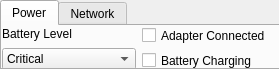
Before: the Qt Designer form src/citra_qt/control_panel.ui in grimtnt/citra, drawn with Qt 5.
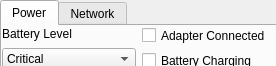
After: the same form once the commit is applied.

Commit message: citra_qt: make control panel a modeless dialog

```diff
--- a/src/citra_qt/control_panel.ui
+++ b/src/citra_qt/control_panel.ui
@@ -6,8 +6,8 @@
    <rect>
     <x>0</x>
     <y>0</y>
-    <width>279</width>
-    <height>69</height>
+    <width>276</width>
+    <height>66</height>
    </rect>
   </property>
   <property name="windowTitle">
```
The commit also changes 2 other files.
